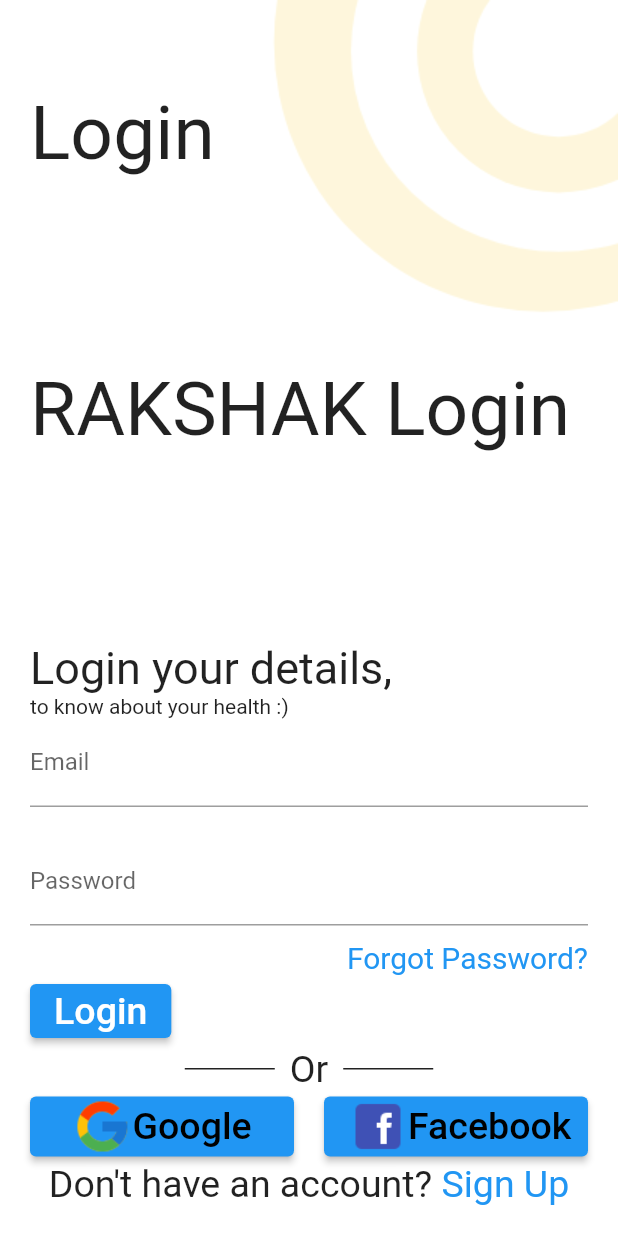
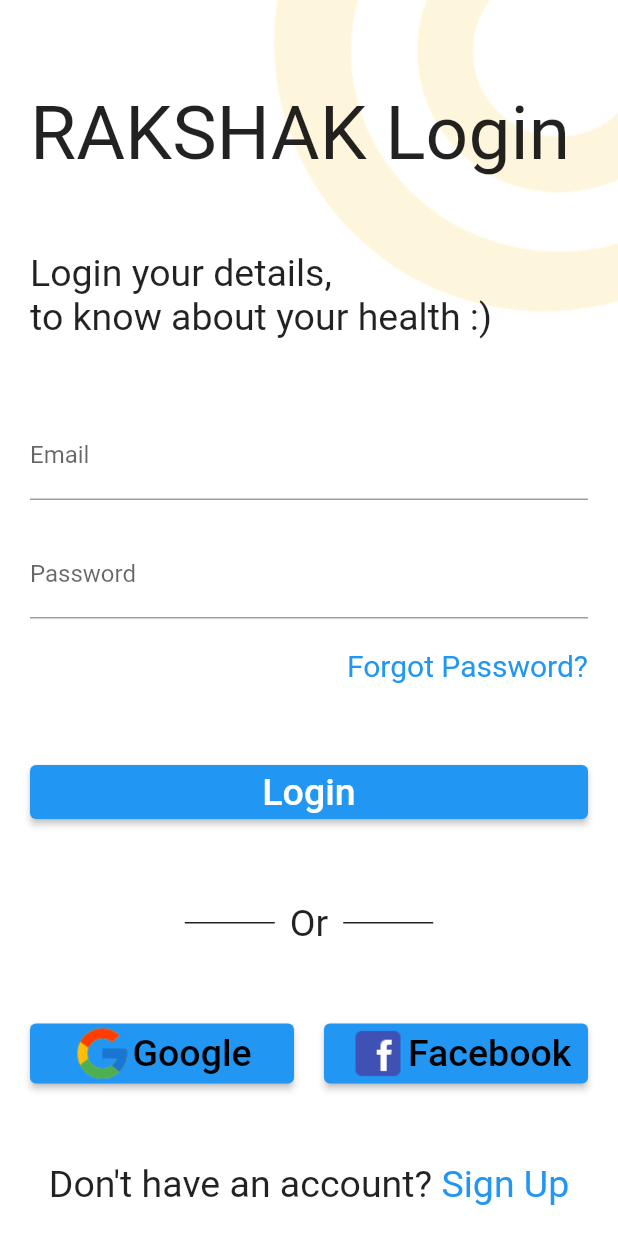
Before and after one commit to Saumya0206/rakshak-btp, a Flutter app: the LoginPage screen opened by its route, on a phone screen of 412 x 824 dp. Run offline on Flutter 3.47's test engine with Material 2 defaults, Android fonts, the phone set to English and light mode, and no system bars; our stand-ins replace awesome_dialog, cloud_firestore, firebase_auth, firebase_core, flutter_blue_plus, flutter_bluetooth_serial and 6 more; missing offline and left inert: audio_session, dart:ffi, feature_discovery, flutter_sound, flutter_sound_platform_interface; accounts and stored records are empty; Roboto replaces fonts that are missing (Abel).

Commit message:
login frontend fixed

```diff
--- a/lib/main_screens/LoginPage.dart
+++ b/lib/main_screens/LoginPage.dart
@@ -107,10 +107,10 @@
                 crossAxisAlignment: CrossAxisAlignment.stretch,
                 mainAxisAlignment: MainAxisAlignment.spaceBetween,
                 children: [
-                    Text(
-                      'Login',
-                      style: TextStyle(fontSize: 50.0),
-                    ),
+                  // Text(
+                  //   'Login',
+                  //   style: TextStyle(fontSize: 50.0),
+                  // ),
                   Text(
                     'RAKSHAK Login',
                     style: TextStyle(fontSize: 50.0),
@@ -120,9 +120,14 @@
                     children: [
                       Text(
                         'Login your details,',
-                          style: TextStyle(fontSize: 30.0),
+                        style: TextStyle(fontSize: 25.0),
                       ),
-                        Text('to know about your health :)'),
+                      Text(
+                        'to know about your health :)',
+                        style: TextStyle(fontSize: 25.0),
+                      ),
+                    ],
+                  ),
                   Column(
                     children: [
                       TextField(
@@ -149,18 +154,17 @@
                           errorText: _wrongPassword ? passwordText : null,
                         ),
                       ),
-                            SizedBox(height: 10.0),
+                      SizedBox(height: 20.0),
                       Align(
                         alignment: Alignment.topRight,
                         child: GestureDetector(
                           onTap: () {
-                                  Navigator.pushNamed(
-                                      context, ForgotPassword.id);
+                            Navigator.pushNamed(context, ForgotPassword.id);
                           },
                           child: Text(
                             'Forgot Password?',
-                                  style: TextStyle(
-                                      fontSize: 20.0, color: Colors.blue),
+                            style:
+                                TextStyle(fontSize: 20.0, color: Colors.blue),
                           ),
                         ),
                       ),
@@ -178,8 +182,7 @@
                           _wrongEmail = false;
                           _wrongPassword = false;
                         });
-                              final newUser =
-                                  await _auth.signInWithEmailAndPassword(
+                        final newUser = await _auth.signInWithEmailAndPassword(
                             email: email, password: password);
                         if (newUser != null) {
                           Navigator.pushNamed(context, Done.id);
@@ -214,8 +217,7 @@
                     },
                     child: Text(
                       'Login',
-                            style:
-                                TextStyle(fontSize: 25.0, color: Colors.white),
+                      style: TextStyle(fontSize: 25.0, color: Colors.white),
                     ),
                   ),
                   Row(
@@ -288,9 +290,7 @@
                             mainAxisAlignment: MainAxisAlignment.center,
                             children: [
                               Image.asset('assets/images/facebook.png',
-                                        fit: BoxFit.cover,
-                                        width: 40.0,
-                                        height: 40.0),
+                                  fit: BoxFit.cover, width: 40.0, height: 40.0),
                               Text(
                                 'Facebook',
                                 style: TextStyle(
@@ -315,15 +315,14 @@
                         },
                         child: Text(
                           ' Sign Up',
-                                style: TextStyle(
-                                    fontSize: 25.0, color: Colors.blue),
+                          style: TextStyle(fontSize: 25.0, color: Colors.blue),
                         ),
                       ),
                     ],
                   ),
                 ],
               ),
-                  ]),
+              // ]),
             )
           ],
         ),
```
Lines whose indentation alone changed are shown as unchanged.
